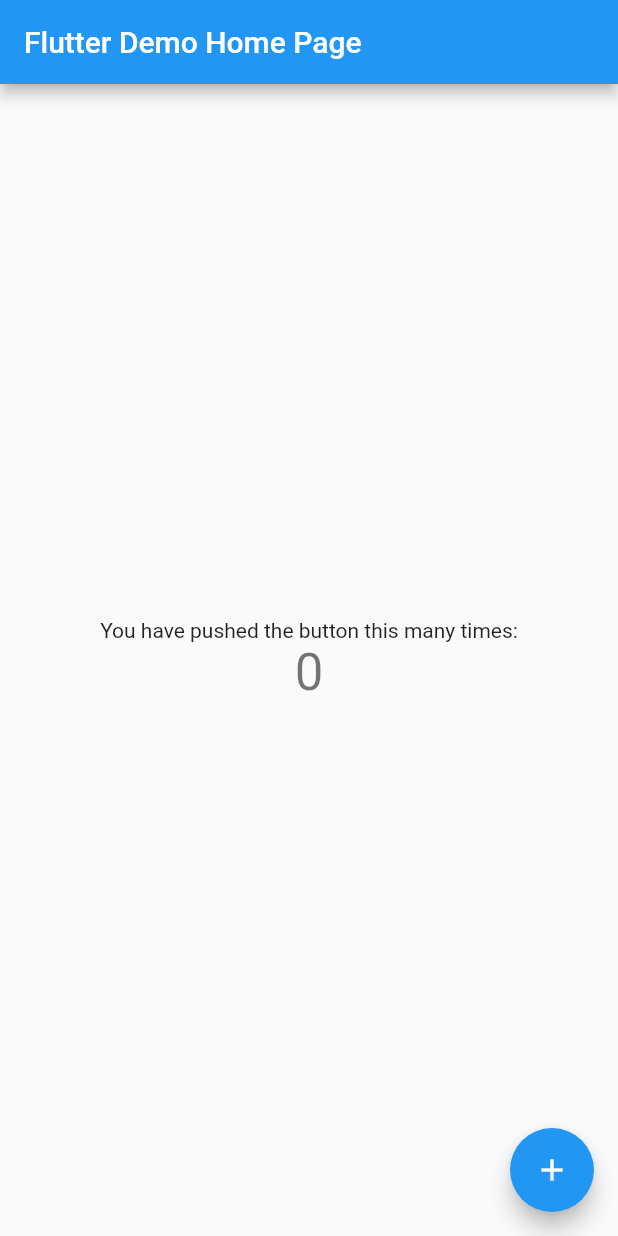
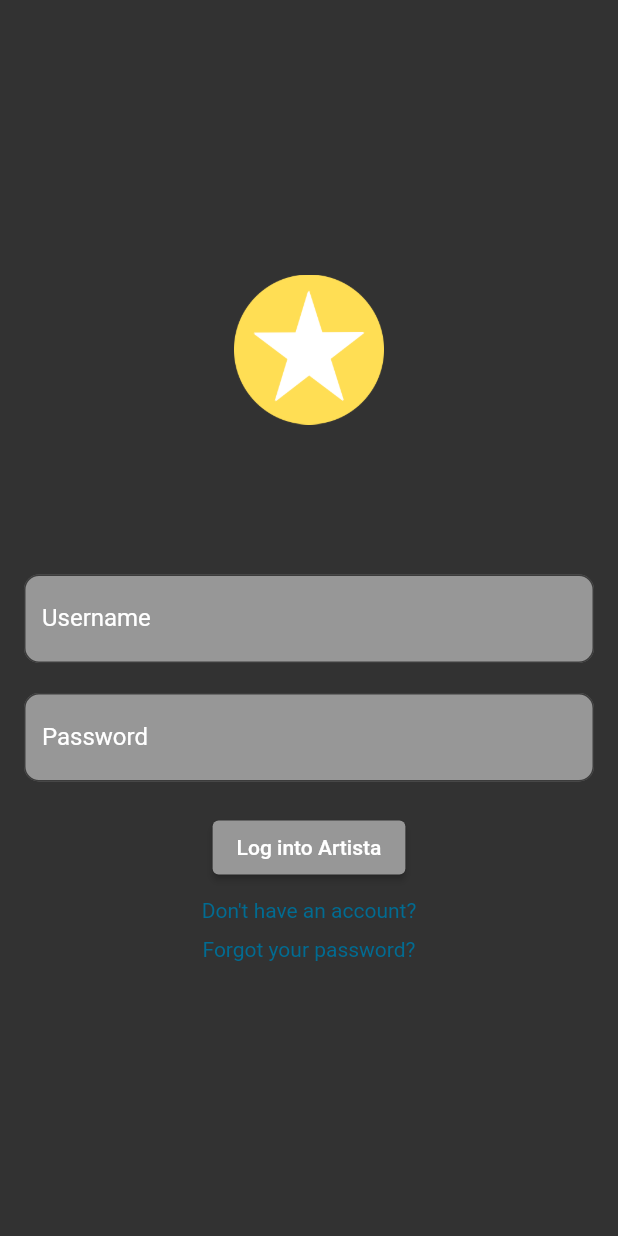
Before and after one commit to iokii/ProjetCollectif-Kiwi, a Flutter app: the screen it shows after launch, on a phone screen of 412 x 824 dp. Run offline on Flutter 3.47's test engine with Material 2 defaults, Android fonts, the phone set to English and light mode, and no system bars.

Commit message:
login page

```diff
--- /dev/null
+++ b/lib/global.dart
@@ -0,0 +1,7 @@
+import 'package:flutter/material.dart';
+
+const lightGray = Color(0xFF979797);
+const darkGray = Color(0xFF323232);
+const linkColor = Color.fromARGB(255, 0, 108, 147);
+
+const applicationName = "Artista";
--- a/lib/main.dart
+++ b/lib/main.dart
@@ -1,115 +1,112 @@
 import 'package:flutter/material.dart';
+import 'reset_password.dart';
+import 'create_account.dart';
+import 'global.dart';
 
-void main() {
-  runApp(const MyApp());
-}
+void main() => runApp(MyApp());
+
+const loginText = "Log into $applicationName";
 
 class MyApp extends StatelessWidget {
-  const MyApp({super.key});
-
-  // This widget is the root of your application.
   @override
   Widget build(BuildContext context) {
     return MaterialApp(
-      title: 'Flutter Demo',
-      theme: ThemeData(
-        // This is the theme of your application.
-        //
-        // Try running your application with "flutter run". You'll see the
-        // application has a blue toolbar. Then, without quitting the app, try
-        // changing the primarySwatch below to Colors.green and then invoke
-        // "hot reload" (press "r" in the console where you ran "flutter run",
-        // or simply save your changes to "hot reload" in a Flutter IDE).
-        // Notice that the counter didn't reset back to zero; the application
-        // is not restarted.
-        primarySwatch: Colors.blue,
-      ),
-      home: const MyHomePage(title: 'Flutter Demo Home Page'),
+      home: LoginPage(),
+      routes: {
+        '/password_reset': (context) => ResetPasswordPage(),
+        '/create_account': (context) => CreateAccountPage(),
+      },
     );
   }
 }
 
-class MyHomePage extends StatefulWidget {
-  const MyHomePage({super.key, required this.title});
-
-  // This widget is the home page of your application. It is stateful, meaning
-  // that it has a State object (defined below) that contains fields that affect
-  // how it looks.
-
-  // This class is the configuration for the state. It holds the values (in this
-  // case the title) provided by the parent (in this case the App widget) and
-  // used by the build method of the State. Fields in a Widget subclass are
-  // always marked "final".
-
-  final String title;
-
+class LoginPage extends StatefulWidget {
   @override
-  State<MyHomePage> createState() => _MyHomePageState();
+  _LoginPageState createState() => _LoginPageState();
 }
 
-class _MyHomePageState extends State<MyHomePage> {
-  int _counter = 0;
-
-  void _incrementCounter() {
-    setState(() {
-      // This call to setState tells the Flutter framework that something has
-      // changed in this State, which causes it to rerun the build method below
-      // so that the display can reflect the updated values. If we changed
-      // _counter without calling setState(), then the build method would not be
-      // called again, and so nothing would appear to happen.
-      _counter++;
-    });
-  }
+class _LoginPageState extends State<LoginPage> {
+  // Create a text controller and use it to retrieve the current value
+  // of the TextField.
+  final usernameController = TextEditingController();
+  final passwordController = TextEditingController();
 
   @override
   Widget build(BuildContext context) {
-    // This method is rerun every time setState is called, for instance as done
-    // by the _incrementCounter method above.
-    //
-    // The Flutter framework has been optimized to make rerunning build methods
-    // fast, so that you can just rebuild anything that needs updating rather
-    // than having to individually change instances of widgets.
     return Scaffold(
-      appBar: AppBar(
-        // Here we take the value from the MyHomePage object that was created by
-        // the App.build method, and use it to set our appbar title.
-        title: Text(widget.title),
-      ),
-      body: Center(
-        // Center is a layout widget. It takes a single child and positions it
-        // in the middle of the parent.
+      backgroundColor: darkGray,
+      body: Padding(
+        padding: const EdgeInsets.all(16.0),
         child: Column(
-          // Column is also a layout widget. It takes a list of children and
-          // arranges them vertically. By default, it sizes itself to fit its
-          // children horizontally, and tries to be as tall as its parent.
-          //
-          // Invoke "debug painting" (press "p" in the console, choose the
-          // "Toggle Debug Paint" action from the Flutter Inspector in Android
-          // Studio, or the "Toggle Debug Paint" command in Visual Studio Code)
-          // to see the wireframe for each widget.
-          //
-          // Column has various properties to control how it sizes itself and
-          // how it positions its children. Here we use mainAxisAlignment to
-          // center the children vertically; the main axis here is the vertical
-          // axis because Columns are vertical (the cross axis would be
-          // horizontal).
           mainAxisAlignment: MainAxisAlignment.center,
-          children: <Widget>[
-            const Text(
-              'You have pushed the button this many times:',
+          children: [
+            Container(
+              margin: const EdgeInsets.only(bottom: 100.0),
+              child: Image.asset(
+                "assets/images/logo.png",
+                width: 100.0,
+                height: 100.0,
+              ),
             ),
-            Text(
-              '$_counter',
-              style: Theme.of(context).textTheme.headline4,
+            Container(
+                margin: const EdgeInsets.only(bottom: 20.0),
+                child: TextField(
+                    controller: usernameController,
+                    decoration: InputDecoration(
+                        labelText: "Username",
+                        labelStyle: const TextStyle(color: Colors.white),
+                        hintText: "Username",
+                        fillColor: lightGray,
+                        filled: true,
+                        border: OutlineInputBorder(
+                          borderRadius: BorderRadius.circular(10.0),
+                        )))),
+            Container(
+              margin: const EdgeInsets.only(bottom: 20.0),
+              child: TextField(
+                  controller: passwordController,
+                  obscureText: true,
+                  decoration: InputDecoration(
+                      labelText: "Password",
+                      labelStyle: const TextStyle(color: Colors.white),
+                      hintText: "Password",
+                      fillColor: lightGray,
+                      filled: true,
+                      border: OutlineInputBorder(
+                        borderRadius: BorderRadius.circular(10.0),
+                      ))),
             ),
+            ElevatedButton(
+                onPressed: () {
+                  // Validate the login form here.
+                },
+                style: ButtonStyle(
+                  backgroundColor: MaterialStateProperty.all(lightGray),
+                ),
+                child: const Text(loginText)),
+            Container(
+                margin: const EdgeInsets.only(top: 10.0),
+                child: InkWell(
+                    onTap: () {
+                      Navigator.pushNamed(context, '/create_account');
+                    },
+                    child: const Text(
+                      "Don't have an account?",
+                      style: TextStyle(color: linkColor),
+                    ))),
+            Container(
+                margin: const EdgeInsets.only(top: 10.0),
+                child: InkWell(
+                    onTap: () {
+                      Navigator.pushNamed(context, '/password_reset');
+                    },
+                    child: const Text(
+                      "Forgot your password?",
+                      style: TextStyle(color: linkColor),
+                    ))),
           ],
         ),
       ),
-      floatingActionButton: FloatingActionButton(
-        onPressed: _incrementCounter,
-        tooltip: 'Increment',
-        child: const Icon(Icons.add),
-      ), // This trailing comma makes auto-formatting nicer for build methods.
     );
   }
 }
```
Also changed, not shown: lib/create_account.dart (added, +46 -0 lines), lib/reset_password.dart (added, +46 -0 lines), pubspec.yaml (+4 -7 lines), assets/images/logo.png (added).
